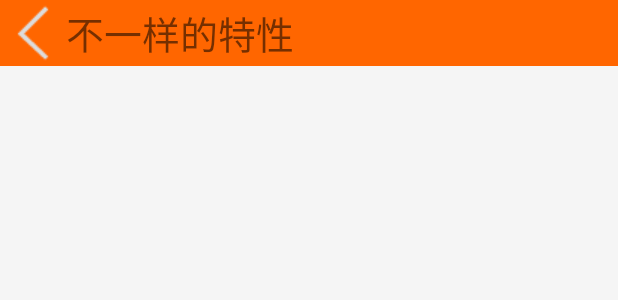
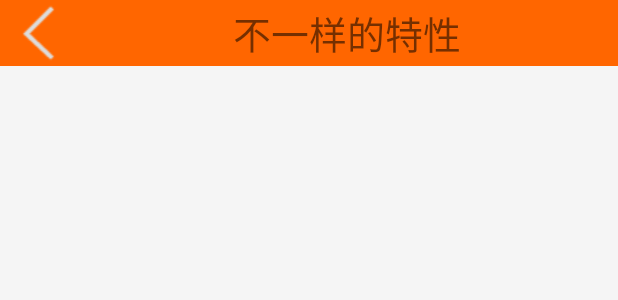
Before and after one commit to NightMoonCat/fulicenter-201612, an Android app: the layout common_head_title.xml on its own in the app's theme, with its tools: preview values and no code run, on a phone screen of 412 x 824 dp. Shown: the top 300 px of the screen. Run offline under Robolectric (Android 15) with nearby library versions, the phone set to English and light mode, and no system bars.

```diff
--- a/app/src/main/res/layout/common_head_title.xml
+++ b/app/src/main/res/layout/common_head_title.xml
@@ -4,22 +4,28 @@
               android:layout_width="match_parent"
               android:layout_height="match_parent"
               android:orientation="vertical">
+
     <LinearLayout
         android:layout_width="match_parent"
         android:layout_height="wrap_content"
         android:background="#f60"
+        android:weightSum="8"
         android:orientation="horizontal">
+
         <ImageView
             android:id="@+id/ivBack"
-            android:layout_width="wrap_content"
-            android:src="@drawable/back"
-            android:layout_height="match_parent"/>
+            android:layout_width="0dp"
+            android:layout_weight="1"
+            android:layout_height="match_parent"
+            android:src="@drawable/back"/>
+
         <TextView
             android:id="@+id/btnTitle"
+            android:layout_weight="7"
+            android:layout_width="0dp"
+            android:layout_height="match_parent"
+            android:gravity="center"
             android:text="不一样的特性"
-            android:gravity="center_vertical"
-            android:textSize="25sp"
-            android:layout_width="wrap_content"
-            android:layout_height="match_parent"/>
+            android:textSize="25sp"/>
     </LinearLayout>
 </LinearLayout>
--- a/app/src/main/res/layout/item_cat_fliter.xml
+++ b/app/src/main/res/layout/item_cat_fliter.xml
@@ -1,6 +1,7 @@
 <?xml version="1.0" encoding="utf-8"?>
 <LinearLayout xmlns:android="http://schemas.android.com/apk/res/android"
               android:layout_width="match_parent"
+              android:id="@+id/layout_category_child"
               android:layout_height="match_parent"
               android:layout_margin="5dp"
               android:background="#4ff2"
```
Also changed, not shown: app/src/main/java/cn/moon/fulicenter/ui/adpter/CatFilterAdapter.java (added, +93 -0 lines), app/src/main/java/cn/moon/fulicenter/ui/view/CatFilterCategoryButton.java (+2 -68 lines).
